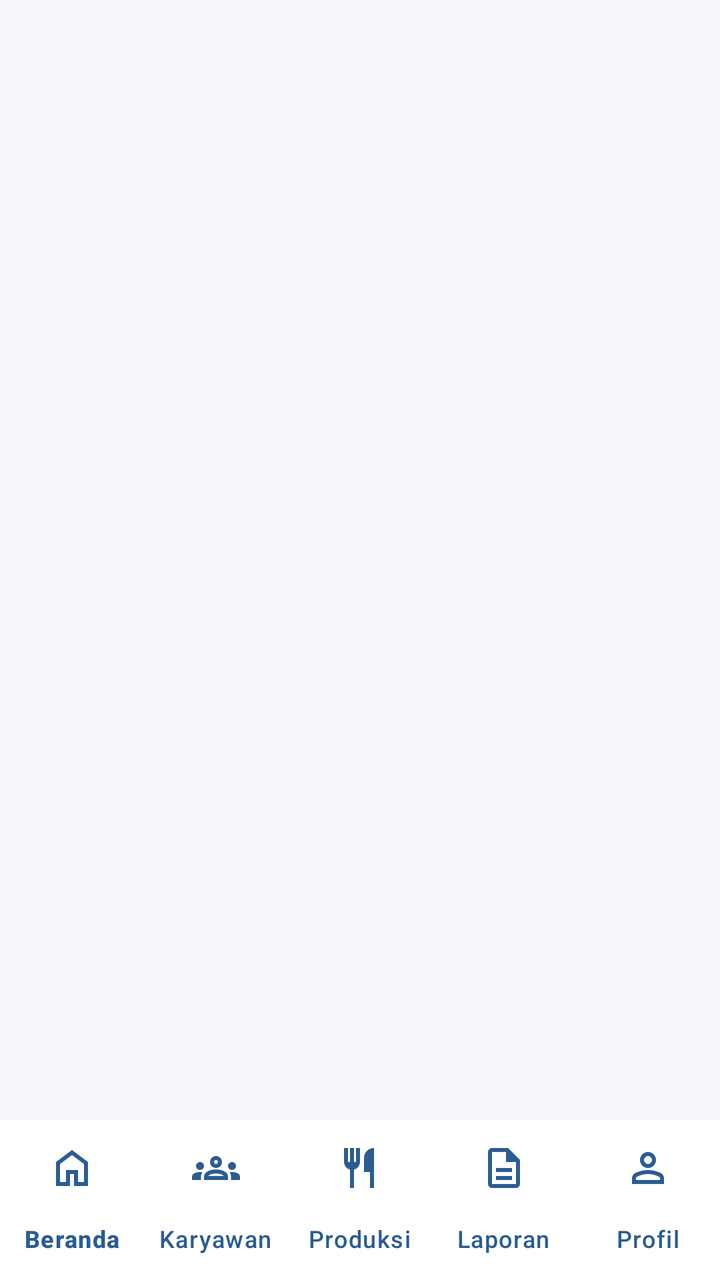
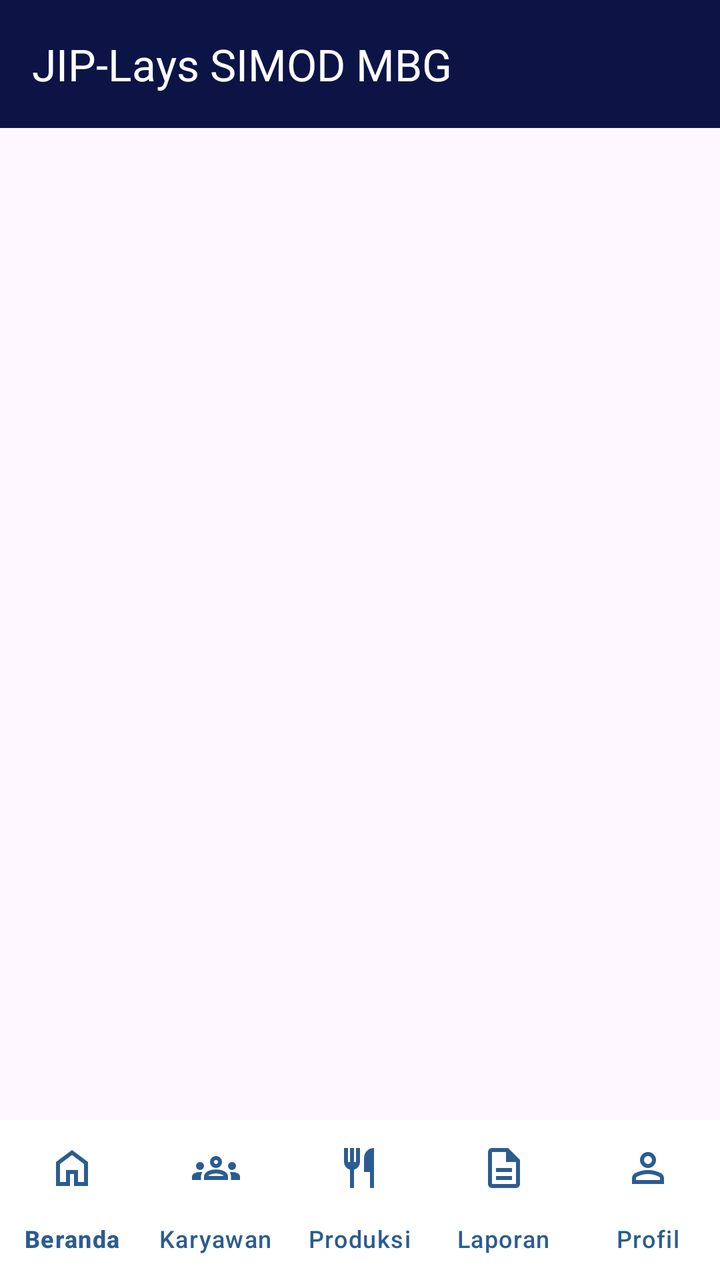

Two renders of the same Android screen: before a commit and after it. Below are the layout's source before the change and the commit's diff.
<!-- AndroidManifest.xml: application theme Theme.JIPLays -->
<!-- res/layout/activity_base.xml -->
<?xml version="1.0" encoding="utf-8"?>
<androidx.constraintlayout.widget.ConstraintLayout
    xmlns:android="http://schemas.android.com/apk/res/android"
    xmlns:app="http://schemas.android.com/apk/res-auto"
    android:layout_width="match_parent"
    android:layout_height="match_parent"
    android:background="#F5F7FA">

    <FrameLayout
        android:id="@+id/fragment_container"
        android:layout_width="0dp"
        android:layout_height="0dp"
        app:layout_constraintTop_toTopOf="parent"
        app:layout_constraintBottom_toTopOf="@id/bottom_nav_view"
        app:layout_constraintStart_toStartOf="parent"
        app:layout_constraintEnd_toEndOf="parent" />

    <com.google.android.material.bottomnavigation.BottomNavigationView
        android:id="@+id/bottom_nav_view"
        android:layout_width="0dp"
        android:layout_height="wrap_content"
        android:background="@color/white"
        app:itemIconTint="@color/primary_blue"
        app:itemTextColor="@color/primary_blue"
        app:labelVisibilityMode="labeled"
        app:menu="@menu/bottom_menu"
        app:layout_constraintBottom_toBottomOf="parent"
        app:layout_constraintStart_toStartOf="parent"
        app:layout_constraintEnd_toEndOf="parent" />

</androidx.constraintlayout.widget.ConstraintLayout>
<!-- resources referenced by this layout -->
<resources>
  <color name="primary_blue">#2B5C92</color>
  <color name="white">#FFFFFFFF</color>
  <style name="Theme.JIPLays" parent="Base.Theme.JIPLays" />
  <style name="Base.Theme.JIPLays" parent="Theme.Material3.DayNight.NoActionBar">
          
          
      </style>
</resources>

<!-- the commit's change to res/layout/activity_base.xml (unified diff, before → after) -->
@@ -4,13 +4,25 @@
     xmlns:app="http://schemas.android.com/apk/res-auto"
     android:layout_width="match_parent"
     android:layout_height="match_parent"
-    android:background="#F5F7FA">
+    android:background="@color/background">
+
+    
+    <androidx.appcompat.widget.Toolbar
+        android:id="@+id/toolbarBase"
+        android:layout_width="0dp"
+        android:layout_height="64dp"
+        android:background="@color/primary_navy"
+        app:title="JIP-Lays SIMOD MBG"
+        app:titleTextColor="@color/white"
+        app:layout_constraintTop_toTopOf="parent"
+        app:layout_constraintStart_toStartOf="parent"
+        app:layout_constraintEnd_toEndOf="parent" />
 
     <FrameLayout
         android:id="@+id/fragment_container"
         android:layout_width="0dp"
         android:layout_height="0dp"
-        app:layout_constraintTop_toTopOf="parent"
+        app:layout_constraintTop_toBottomOf="@id/toolbarBase"
         app:layout_constraintBottom_toTopOf="@id/bottom_nav_view"
         app:layout_constraintStart_toStartOf="parent"
         app:layout_constraintEnd_toEndOf="parent" />
<!-- resource entries referenced after the edit -->
@@ -1,6 +1,7 @@
 <!-- resources referenced by this layout -->
 <resources>
   <color name="primary_blue">#2B5C92</color>
+  <color name="primary_navy">#0C1446</color>
   <color name="white">#FFFFFFFF</color>
   <style name="Theme.JIPLays" parent="Base.Theme.JIPLays" />
   <style name="Base.Theme.JIPLays" parent="Theme.Material3.DayNight.NoActionBar">
